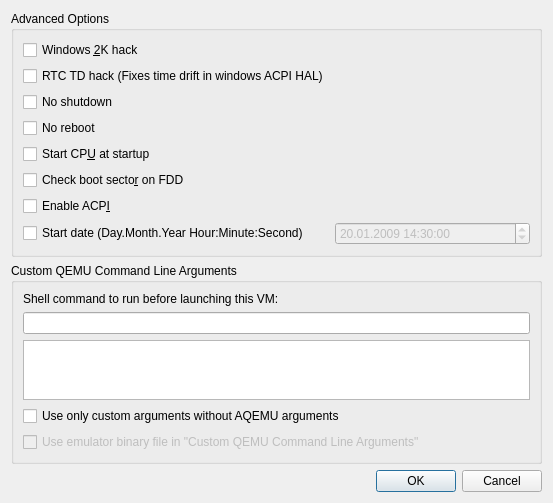
This is src/Advanced_Options.ui in supaplextor/aqemu-0.10.x as Qt 5 draws it before an edit. The edited form follows.
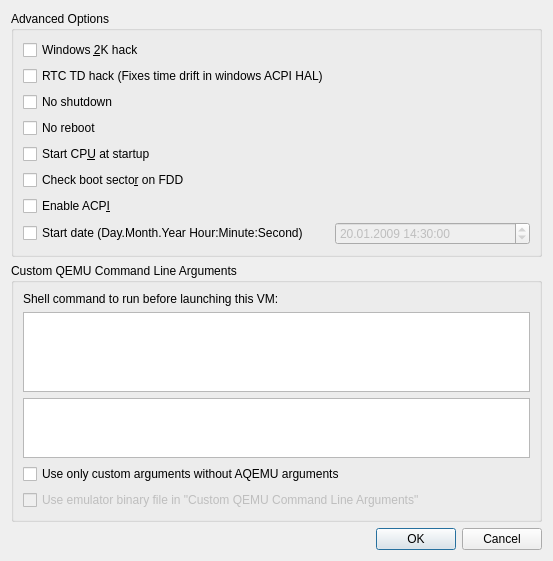
This is the edited form. Custom widgets are drawn as their Qt base class.

Commit message: Make pre-exec editor large enough for small shell scripts

What changed in the file:
```diff
--- a/src/Advanced_Options.ui
+++ b/src/Advanced_Options.ui
@@ -201,7 +201,23 @@
        </widget>
       </item>
       <item row="1" column="0">
-       <widget class="QLineEdit" name="Edit_Pre_Exec_Command"/>
+       <widget class="QPlainTextEdit" name="Edit_Pre_Exec_Command">
+        <property name="sizePolicy">
+         <sizepolicy hsizetype="Expanding" vsizetype="MinimumExpanding">
+          <horstretch>0</horstretch>
+          <verstretch>0</verstretch>
+         </sizepolicy>
+        </property>
+        <property name="minimumSize">
+         <size>
+          <width>0</width>
+          <height>80</height>
+         </size>
+        </property>
+        <property name="tabChangesFocus">
+         <bool>true</bool>
+        </property>
+       </widget>
       </item>
      </layout>
     </widget>
```
